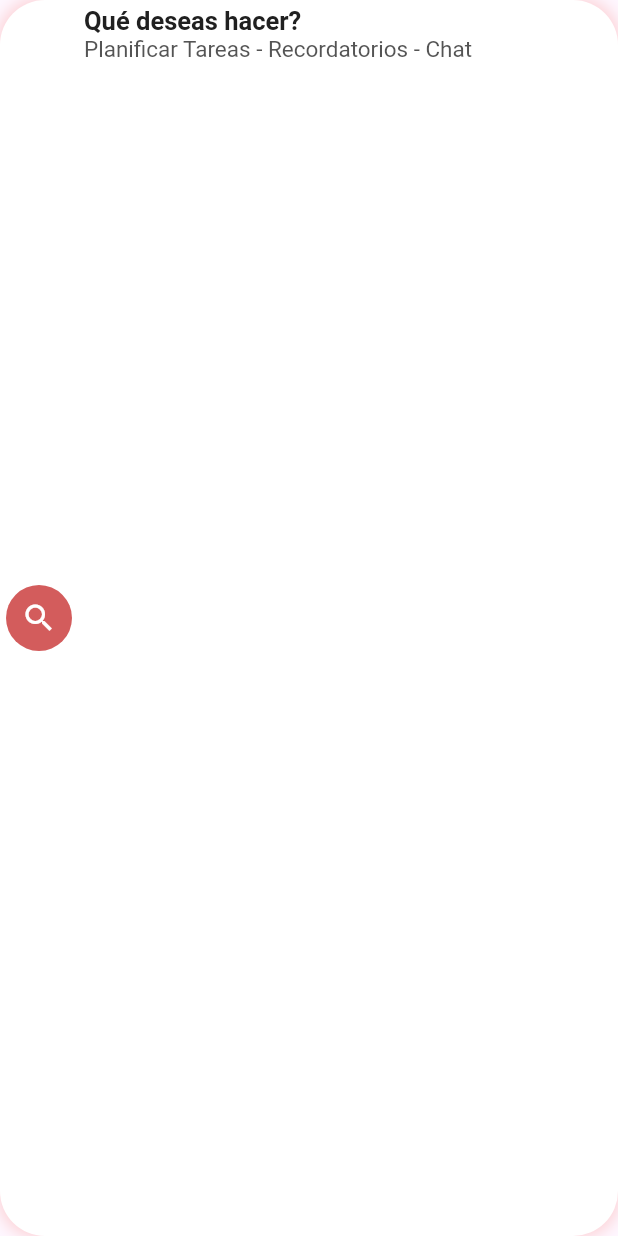
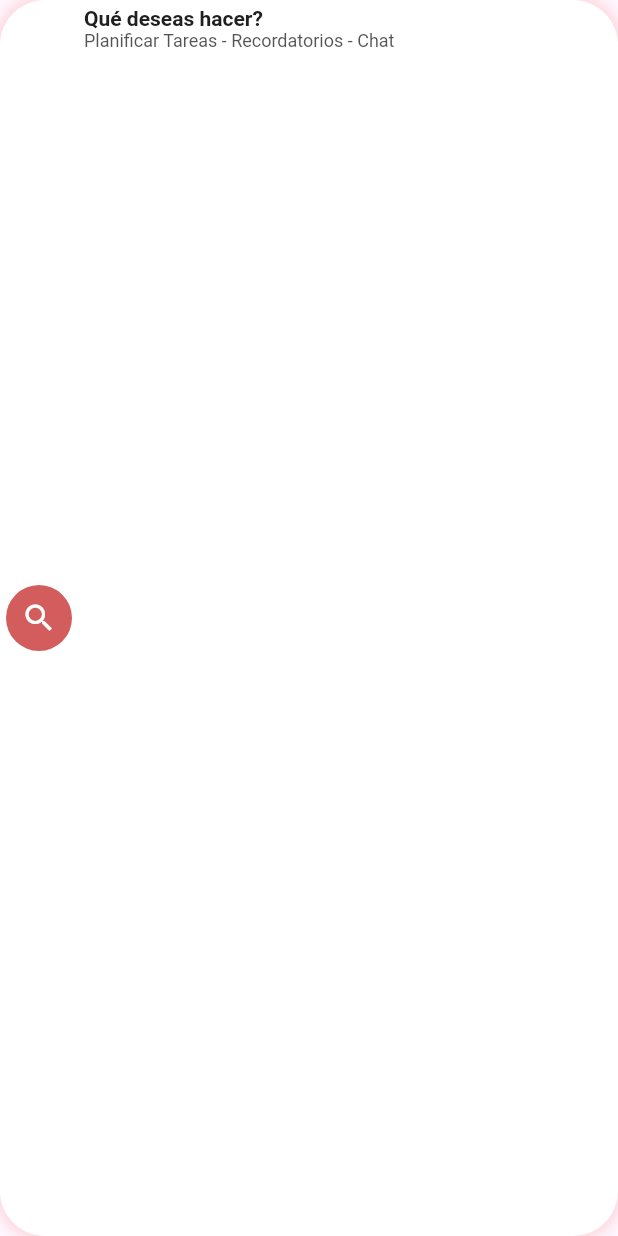
Before and after one commit to RichardLeyvaP/myhome-apk, a Flutter app: what searchWidget() shows on an empty page, opened directly, on a phone screen of 412 x 824 dp. Run offline on Flutter 3.47's test engine with Material 3 defaults, Android fonts, the light colour scheme and no system bars; our stand-ins replace animate_do, bloc, dio, flutter_bloc, get, go_router and 3 more; missing offline and left inert: avatar_stack, qr_code_scanner; network calls fail.

Commit message:
cambio a la nueva versión de flutter 3.24.0

```diff
--- a/lib/views/initial/home/home_principal.dart
+++ b/lib/views/initial/home/home_principal.dart
@@ -172,7 +172,7 @@ Widget searchWidget(setState) {
                             style: TextStyle(
                               fontWeight: FontWeight.bold,
                               color: Color.fromARGB(255, 32, 32, 32),
-                              fontSize: 17.0,
+                              fontSize: 14.0,
                             ),
                           ),
                           TextSpan(
@@ -180,7 +180,7 @@ Widget searchWidget(setState) {
                             style: TextStyle(
                               fontWeight: FontWeight.w400,
                               color: Color.fromARGB(200, 37, 37, 37),
-                              fontSize: 15.0,
+                              fontSize: 12.0,
                             ),
                           ),
                         ],
@@ -316,7 +316,7 @@ Column cardMenuUp(IconData icon, String labelText, int value, bool visibility) {
           },
           child: Icon(
             icon,
-            size: 35,
+            size: 30,
             color: const Color.fromARGB(120, 0, 0, 0),
           )),
       Text(
```
Also changed, not shown: pubspec.lock, 1 other file.
